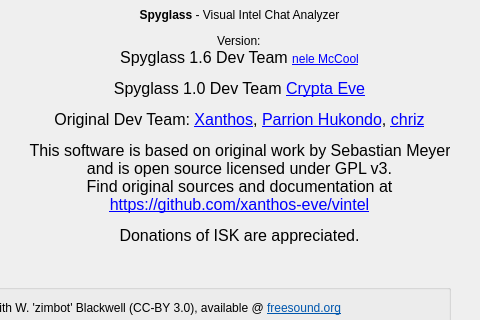
First picture: the form in src/vi/ui/Info.ui, repository jkey-67/spyglass, before the edit; both pictures show x 220 to 700 and y 0 to 320 of the 700 by 592 pixel window.
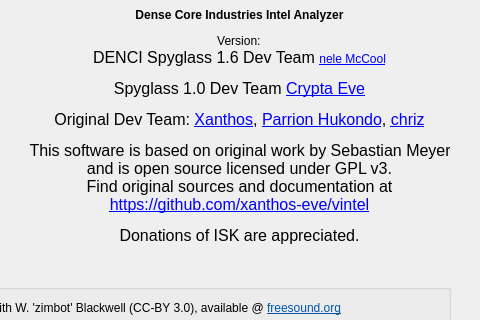
Second picture: the form after the edit.

Commit message: Appname changed DENCI Spyglass

```diff
--- a/src/vi/ui/Info.ui
+++ b/src/vi/ui/Info.ui
@@ -750,7 +750,7 @@
     </rect>
    </property>
    <property name="text">
-    <string>&lt;html&gt;&lt;head/&gt;&lt;body&gt;&lt;p align=&quot;center&quot;&gt;&lt;span style=&quot; font-weight:600;&quot;&gt;Spyglass&lt;/span&gt; - Visual Intel Chat Analyzer&lt;br/&gt;&lt;/p&gt;&lt;p align=&quot;center&quot;&gt;&lt;span style=&quot; font-size:12pt;&quot;&gt;Spyglass 1.6 Dev Team &lt;/span&gt;&lt;a href=&quot;https://github.com/jkey-67/spyglass/tree/qt5&quot;&gt;&lt;span style=&quot; text-decoration: underline; color:#0000ff;&quot;&gt;nele McCool&lt;/span&gt;&lt;/a&gt;&lt;/p&gt;&lt;p align=&quot;center&quot;&gt;&lt;span style=&quot; font-size:12pt;&quot;&gt;Spyglass 1.0 Dev Team &lt;/span&gt;&lt;a href=&quot;mailto: crypta@crypta.tech&quot;&gt;&lt;span style=&quot; font-size:12pt; text-decoration: underline; color:#0000ff;&quot;&gt;Crypta Eve&lt;/span&gt;&lt;/a&gt;&lt;/p&gt;&lt;p align=&quot;center&quot;&gt;&lt;span style=&quot; font-size:12pt;&quot;&gt;Original Dev Team: &lt;/span&gt;&lt;a href=&quot;mailto:xanthos.eve@gmail.com&quot;&gt;&lt;span style=&quot; font-size:12pt; text-decoration: underline; color:#0000ff;&quot;&gt;Xanthos&lt;/span&gt;&lt;/a&gt;&lt;span style=&quot; font-size:12pt;&quot;&gt;, &lt;/span&gt;&lt;a href=&quot;mailto:lightlazer@gmail.com&quot;&gt;&lt;span style=&quot; font-size:12pt; text-decoration: underline; color:#0000ff;&quot;&gt;Parrion Hukondo&lt;/span&gt;&lt;/a&gt;&lt;span style=&quot; font-size:12pt;&quot;&gt;, &lt;/span&gt;&lt;a href=&quot;mailto:cberg@3wsolutions.se&quot;&gt;&lt;span style=&quot; font-size:12pt; text-decoration: underline; color:#0000ff;&quot;&gt;chriz&lt;/span&gt;&lt;/a&gt;&lt;/p&gt;&lt;p align=&quot;center&quot;&gt;&lt;span style=&quot; font-size:12pt;&quot;&gt;This software is based on original work by Sebastian Meyer &lt;br/&gt;and is open source licensed under GPL v3.&lt;br/&gt;Find original sources and documentation at&lt;br/&gt;&lt;/span&gt;&lt;a href=&quot;https://github.com/XanthosX/vintel&quot;&gt;&lt;span style=&quot; font-size:12pt; text-decoration: underline; color:#0000ff;&quot;&gt;https://github.com/xanthos-eve/vintel&lt;/span&gt;&lt;/a&gt;&lt;/p&gt;&lt;p align=&quot;center&quot;&gt;&lt;span style=&quot; font-size:12pt;&quot;&gt;Donations of ISK are appreciated.&lt;/span&gt;&lt;/p&gt;&lt;/body&gt;&lt;/html&gt;</string>
+    <string>&lt;html&gt;&lt;head/&gt;&lt;body&gt;&lt;p align=&quot;center&quot;&gt;&lt;span style=&quot; font-weight:600;&quot;&gt;Dense Core Industries Intel Analyzer&lt;/span&gt;&lt;br/&gt;&lt;/p&gt;&lt;p align=&quot;center&quot;&gt;&lt;span style=&quot; font-size:12pt;&quot;&gt;DENCI Spyglass 1.6 Dev Team &lt;/span&gt;&lt;a href=&quot;https://github.com/jkey-67/spyglass/tree/qt5&quot;&gt;&lt;span style=&quot; text-decoration: underline; color:#0000ff;&quot;&gt;nele McCool&lt;/span&gt;&lt;/a&gt;&lt;/p&gt;&lt;p align=&quot;center&quot;&gt;&lt;span style=&quot; font-size:12pt;&quot;&gt;Spyglass 1.0 Dev Team &lt;/span&gt;&lt;a href=&quot;mailto: crypta@crypta.tech&quot;&gt;&lt;span style=&quot; font-size:12pt; text-decoration: underline; color:#0000ff;&quot;&gt;Crypta Eve&lt;/span&gt;&lt;/a&gt;&lt;/p&gt;&lt;p align=&quot;center&quot;&gt;&lt;span style=&quot; font-size:12pt;&quot;&gt;Original Dev Team: &lt;/span&gt;&lt;a href=&quot;mailto:xanthos.eve@gmail.com&quot;&gt;&lt;span style=&quot; font-size:12pt; text-decoration: underline; color:#0000ff;&quot;&gt;Xanthos&lt;/span&gt;&lt;/a&gt;&lt;span style=&quot; font-size:12pt;&quot;&gt;, &lt;/span&gt;&lt;a href=&quot;mailto:lightlazer@gmail.com&quot;&gt;&lt;span style=&quot; font-size:12pt; text-decoration: underline; color:#0000ff;&quot;&gt;Parrion Hukondo&lt;/span&gt;&lt;/a&gt;&lt;span style=&quot; font-size:12pt;&quot;&gt;, &lt;/span&gt;&lt;a href=&quot;mailto:cberg@3wsolutions.se&quot;&gt;&lt;span style=&quot; font-size:12pt; text-decoration: underline; color:#0000ff;&quot;&gt;chriz&lt;/span&gt;&lt;/a&gt;&lt;/p&gt;&lt;p align=&quot;center&quot;&gt;&lt;span style=&quot; font-size:12pt;&quot;&gt;This software is based on original work by Sebastian Meyer &lt;br/&gt;and is open source licensed under GPL v3.&lt;br/&gt;Find original sources and documentation at&lt;br/&gt;&lt;/span&gt;&lt;a href=&quot;https://github.com/XanthosX/vintel&quot;&gt;&lt;span style=&quot; font-size:12pt; text-decoration: underline; color:#0000ff;&quot;&gt;https://github.com/xanthos-eve/vintel&lt;/span&gt;&lt;/a&gt;&lt;/p&gt;&lt;p align=&quot;center&quot;&gt;&lt;span style=&quot; font-size:12pt;&quot;&gt;Donations of ISK are appreciated.&lt;/span&gt;&lt;/p&gt;&lt;/body&gt;&lt;/html&gt;</string>
    </property>
    <property name="alignment">
     <set>Qt::AlignHCenter|Qt::AlignTop</set>
```
The commit also changes 2 other files.
